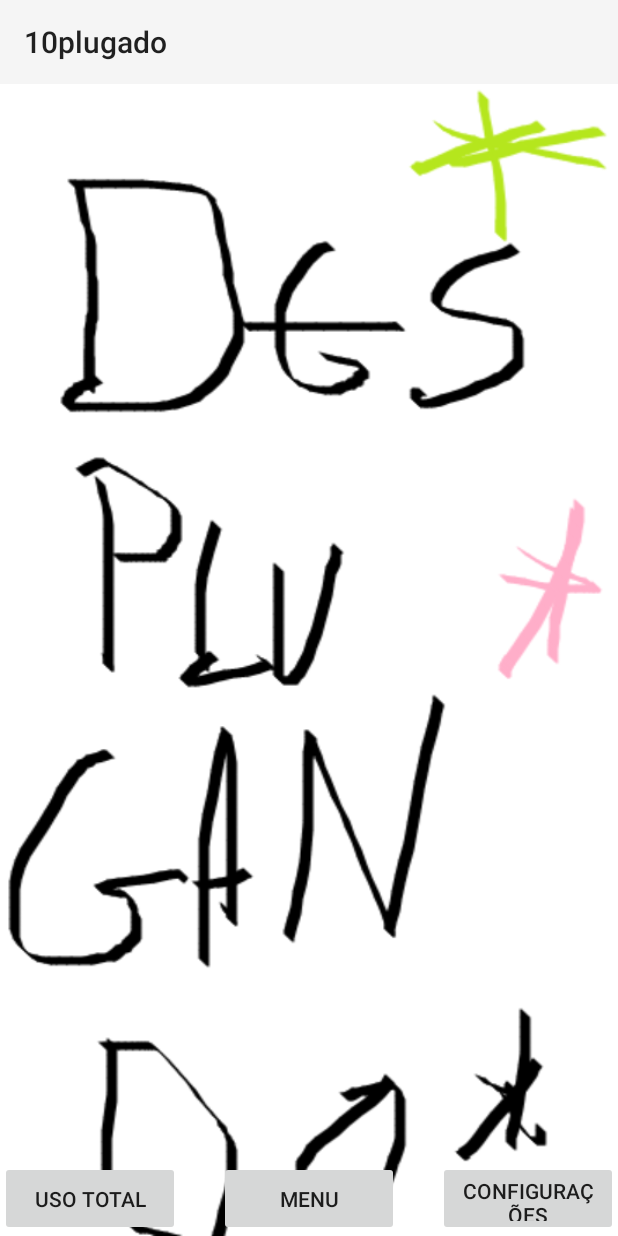
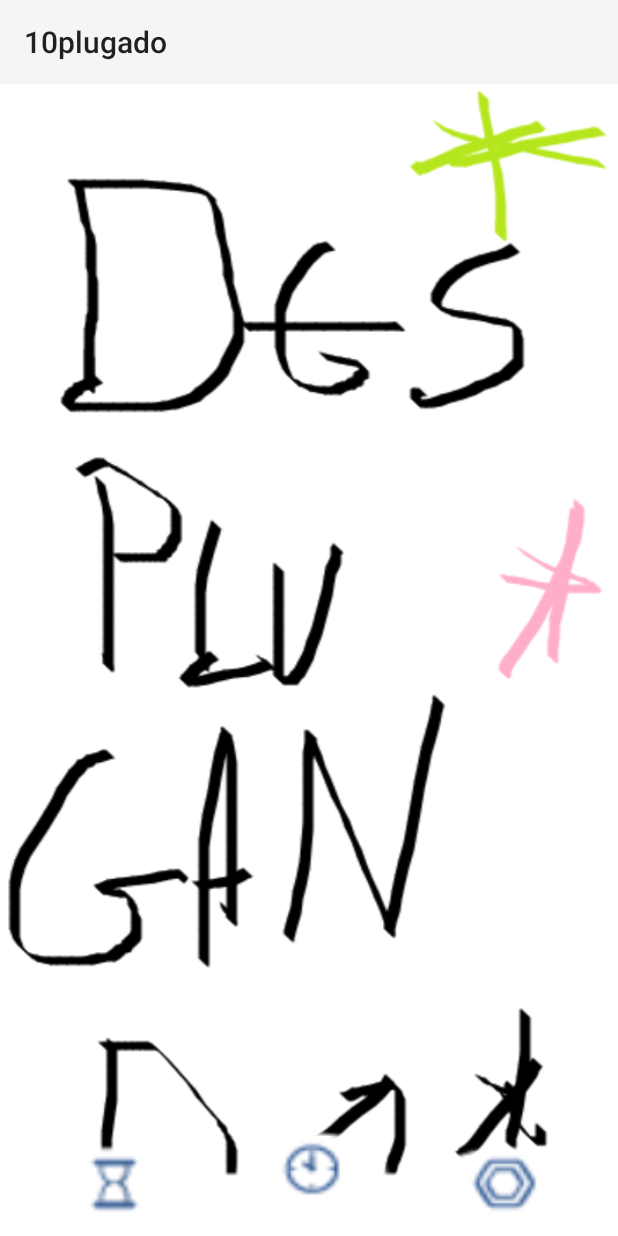
Before and after one commit to nathanvmag/10Plugando, an Android app: the screen it shows after launch (MainActivity), on a phone screen of 412 x 824 dp. Run offline under Robolectric (Android 15) with nearby library versions, the phone set to English and light mode, and no system bars; 3 statements that could not run were skipped.

Commit message:
StartNewArt

```diff
--- a/Desplugando/app/src/main/java/nave/com/desplugando/MainActivity.java
+++ b/Desplugando/app/src/main/java/nave/com/desplugando/MainActivity.java
@@ -66,6 +66,7 @@ public class MainActivity extends AppCompatActivity implements Runnable,ServiceC
     int splashtime;
     List<Integer>toDoImages;
     List<String>toDoTitles;
+    ImageView barrinha ;
     String[] InitialApps = new String[] {"com.facebook.katana","com.whatsapp","com.twitter.android","com.instagram.android"};
     @Override
     protected void onCreate(Bundle savedInstanceState) {
@@ -84,6 +85,7 @@ public class MainActivity extends AppCompatActivity implements Runnable,ServiceC
         SplashScreen.setAlpha(1f);
         SplashScreen.setVisibility(View.VISIBLE);
         splashtime=0;
+        barrinha = (ImageView) findViewById(R.id.Barrinha);
         String applist =sp.getString("apps",null);
         if (applist==null)
         {
@@ -255,6 +257,7 @@ public class MainActivity extends AppCompatActivity implements Runnable,ServiceC
         uso = (RelativeLayout)findViewById(R.id.UsoLayout);
         total= (RelativeLayout)findViewById(R.id.UsoTotal);
         configuration=(RelativeLayout)findViewById(R.id.Configs);
+        barrinha.setImageResource(R.drawable.bar2);
         uso.setVisibility(View.VISIBLE);
         total.setVisibility(View.INVISIBLE);
         configuration.setVisibility(View.INVISIBLE);
@@ -280,6 +283,7 @@ public class MainActivity extends AppCompatActivity implements Runnable,ServiceC
                     uso.setVisibility(View.INVISIBLE);
                     total.setVisibility(View.VISIBLE);
                     configuration.setVisibility(View.INVISIBLE);
+                    barrinha.setImageResource(R.drawable.bar1);
                 }
 
             }
@@ -299,6 +303,7 @@ public class MainActivity extends AppCompatActivity implements Runnable,ServiceC
                 uso.setVisibility(View.INVISIBLE);
                 configuration.setVisibility(View.VISIBLE);
                 total.setVisibility(View.INVISIBLE);
+                barrinha.setImageResource(R.drawable.bar3);
             }
         });
         findViewById(R.id.backuso).setOnClickListener(new View.OnClickListener() {
@@ -307,6 +312,7 @@ public class MainActivity extends AppCompatActivity implements Runnable,ServiceC
                 uso.setVisibility(View.VISIBLE);
                 configuration.setVisibility(View.INVISIBLE);
                 total.setVisibility(View.INVISIBLE);
+                barrinha.setImageResource(R.drawable.bar2);
             }
         });
         selectapp.setOnClickListener(new View.OnClickListener() {
@@ -591,7 +597,7 @@ public class MainActivity extends AppCompatActivity implements Runnable,ServiceC
    int randomColor()
     {
         Random rnd = new Random();
-        int color = Color.argb(130, rnd.nextInt(256), rnd.nextInt(256), rnd.nextInt(256));
+        int color = Color.argb(255, 105, 141, 195);
         return  color;
     }
 
--- a/Desplugando/app/src/main/res/layout/activity_main.xml
+++ b/Desplugando/app/src/main/res/layout/activity_main.xml
@@ -229,16 +229,6 @@
     </RelativeLayout>
 
     <ImageView
-        app:srcCompat="@android:drawable/checkbox_off_background"
-        android:id="@+id/imageView"
-        android:scaleType="fitXY"
-        android:layout_width="match_parent"
-        android:layout_alignParentBottom="true"
-        android:layout_alignParentRight="true"
-        android:layout_alignParentEnd="true"
-        android:layout_height="50dp" />
-
-    <ImageView
         android:id="@+id/SplashScreen"
         android:layout_width="match_parent"
         android:layout_height="match_parent"
@@ -255,27 +245,37 @@
         android:layout_width="120dp"
         android:layout_height="50dp"
         android:layout_weight="1"
-        android:text="uso total"
         android:layout_alignParentBottom="true"
         android:layout_alignParentLeft="true"
-        android:layout_alignParentStart="true" />
+        android:layout_alignParentStart="true"
+        android:background="@drawable/transp" />
 
     <Button
         android:id="@+id/configsbt"
         android:layout_width="120dp"
         android:layout_height="50dp"
         android:layout_weight="1"
-        android:text="Configurações"
         android:layout_alignParentBottom="true"
         android:layout_alignParentRight="true"
-        android:layout_alignParentEnd="true" />
+        android:layout_alignParentEnd="true"
+        android:background="@drawable/transp" />
 
     <Button
         android:id="@+id/backuso"
         android:layout_height="50dp"
-        android:text="menu"
         android:layout_width="120dp"
         android:layout_alignParentBottom="true"
-        android:layout_centerHorizontal="true" />
+        android:layout_centerHorizontal="true"
+        android:background="@drawable/transp" />
+
+    <ImageView
+        app:srcCompat="@drawable/bar1"
+        android:id="@+id/Barrinha"
+        android:scaleType="fitXY"
+        android:layout_width="match_parent"
+        android:layout_height="70dp"
+        android:layout_alignParentBottom="true"
+        android:layout_alignParentLeft="true"
+        android:layout_alignParentStart="true" />
 
 </RelativeLayout>
--- a/Desplugando/app/src/main/res/values/colors.xml
+++ b/Desplugando/app/src/main/res/values/colors.xml
@@ -1,6 +1,6 @@
 <?xml version="1.0" encoding="utf-8"?>
 <resources>
-    <color name="colorPrimary">#3F51B5</color>
+    <color name="colorPrimary">#FFFFFF</color>
     <color name="colorPrimaryDark">#303F9F</color>
     <color name="colorAccent">#FF4081</color>
 </resources>
```
Also changed, not shown: Desplugando/app/src/main/res/drawable/bar1.png (added), Desplugando/app/src/main/res/drawable/bar2.png (added), Desplugando/app/src/main/res/drawable/bar3.png (added), Desplugando/app/src/main/res/drawable/logo.png (added), Desplugando/app/src/main/res/drawable/transp.png (added).
